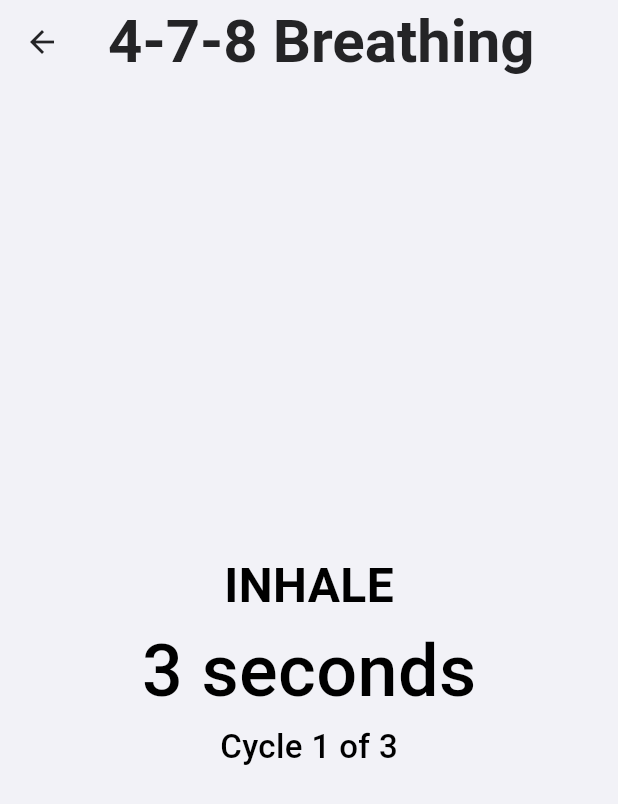
After one commit to jamesdeal89/UniCare, a Flutter app: the InhaleView screen opened directly, after a tap on "4-7-8 Breathing", on a phone screen of 412 x 824 dp. The commit adds this screen. Shown: the top 804 px of the screen. Run offline on Flutter 3.47's test engine with Material 3 defaults, Android fonts, the phone set to English and light mode, and no system bars; our stand-ins replace firebase_auth, firebase_core, fl_chart, sqflite; accounts and stored records are empty.

Commit message:
Refactored files and cleaned up formatting

```diff
--- a/team_31_health_app/lib/views/main/mainPage.dart
+++ b/team_31_health_app/lib/views/main/mainPage.dart
@@ -6,7 +6,7 @@ import 'package:team_31_health_app/views/main/subviews/games/gamesView.dart';
 import 'package:team_31_health_app/views/main/subviews/helpView.dart';
 import 'package:team_31_health_app/views/main/subviews/journalView.dart';
 import 'package:team_31_health_app/views/main/subviews/games/mordleView.dart';
-import 'package:team_31_health_app/views/main/subviews/games/inhailView.dart';
+import 'package:team_31_health_app/views/main/subviews/games/inhaleView.dart';
 import 'package:team_31_health_app/views/main/subviews/profile/profileView.dart';
 
 class MainPage extends StatefulWidget {
@@ -33,7 +33,7 @@ class _MainPageState extends State<MainPage> {
       const GamesView(),
       const ProfileView(),
       const MordleView(),
-      const InhailView(),
+      const InhaleView(),
     ];
   }
 
--- a/team_31_health_app/lib/views/main/subviews/games/gamesView.dart
+++ b/team_31_health_app/lib/views/main/subviews/games/gamesView.dart
@@ -1,7 +1,7 @@
 import 'dart:math';
 import 'package:flutter/material.dart';
 import 'package:team_31_health_app/views/main/subviews/games/mordleView.dart';
-import 'package:team_31_health_app/views/main/subviews/games/inhailView.dart';
+import 'package:team_31_health_app/views/main/subviews/games/inhaleView.dart';
 
 class GamesView extends StatefulWidget {
   const GamesView({super.key});
@@ -22,11 +22,8 @@ class _GamesViewState extends State<GamesView> {
             mainAxisAlignment: MainAxisAlignment.start,
             crossAxisAlignment: CrossAxisAlignment.stretch,
             children: [
-
               Card(
-
-
-                margin: EdgeInsets.only(bottom:16),
+                  margin: EdgeInsets.only(bottom: 16),
                   shape: RoundedRectangleBorder(
                     borderRadius: BorderRadius.circular(12),
                   ),
@@ -54,14 +51,10 @@ class _GamesViewState extends State<GamesView> {
                               ),
                             ),
                           ),
-                  ],)
-                  )
-              ),
-
+                        ],
+                      ))),
               Card(
-
-
-                margin: EdgeInsets.only(bottom:16),
+                  margin: EdgeInsets.only(bottom: 16),
                   shape: RoundedRectangleBorder(
                     borderRadius: BorderRadius.circular(12),
                   ),
@@ -77,23 +70,20 @@ class _GamesViewState extends State<GamesView> {
                               onTap: () {
                                 Navigator.push(
                                   context,
-                              MaterialPageRoute(builder: (context) => const InhailView()),
+                                  MaterialPageRoute(builder: (context) => const InhaleView()),
                                 );
                               },
                               child: Column(
                                 crossAxisAlignment: CrossAxisAlignment.start,
                                 children: const [
-                              Text("Inhail", style: TextStyle(fontSize: 30, fontWeight: FontWeight.bold)),
-
+                                  Text("Inhale", style: TextStyle(fontSize: 30, fontWeight: FontWeight.bold)),
                                   Text("Breathing excercises for stress and anxiety"),
                                 ],
                               ),
                             ),
                           ),
-                  ],)
-                  )
-              ),
-
+                        ],
+                      ))),
             ],
           ),
         ),
--- /dev/null
+++ b/team_31_health_app/lib/views/main/subviews/games/inhaleView.dart
@@ -0,0 +1,256 @@
+import 'package:flutter/material.dart';
+import 'dart:async';
+
+class InhaleView extends StatefulWidget {
+  const InhaleView({super.key});
+
+  @override
+  State<InhaleView> createState() => _InhaleViewState();
+}
+
+class BreathingExercise {
+  final int inhale;
+  final int hold;
+  final int exhale;
+  final int cycles;
+  final String name;
+  BreathingExercise({required this.inhale, required this.hold, required this.exhale, required this.cycles, required this.name});
+}
+
+class _InhaleViewState extends State<InhaleView> {
+  @override
+  Widget build(BuildContext context) {
+    return Scaffold(
+        appBar: AppBar(
+          backgroundColor: Theme.of(context).colorScheme.surface,
+          foregroundColor: Theme.of(context).colorScheme.primary,
+          iconTheme: IconThemeData(color: Theme.of(context).colorScheme.onSurface),
+          title: Text(
+            "Inhale",
+            style: Theme.of(context).textTheme.titleLarge?.copyWith(
+                  color: Theme.of(context).colorScheme.onPrimary,
+                ),
+          ),
+          centerTitle: true,
+          elevation: 0,
+        ),
+        body: SafeArea(
+            child: Padding(
+          padding: const EdgeInsets.all(16.0),
+          child: Column(mainAxisAlignment: MainAxisAlignment.start, crossAxisAlignment: CrossAxisAlignment.stretch, children: [
+            Card(
+                margin: EdgeInsets.only(bottom: 16),
+                shape: RoundedRectangleBorder(
+                  borderRadius: BorderRadius.circular(12),
+                ),
+                elevation: 5,
+                child: Container(
+                    margin: const EdgeInsets.all(20),
+                    child: Row(
+                      children: [
+                        Expanded(
+                          flex: 8,
+                          child: InkWell(
+                            onTap: () {
+                              Navigator.push(
+                                context,
+                                MaterialPageRoute(
+                                    builder: (context) => InhaleSession(
+                                          exercise: BreathingExercise(inhale: 6, hold: 0, exhale: 6, cycles: 5, name: 'Coherent Breathing'),
+                                        )),
+                              );
+                            },
+                            child: Column(
+                              crossAxisAlignment: CrossAxisAlignment.start,
+                              children: [
+                                Text("Coherent Breathing", style: TextStyle(fontSize: 30, fontWeight: FontWeight.bold)),
+                                Text("Relieves stress and anxiety"),
+                              ],
+                            ),
+                          ),
+                        ),
+                      ],
+                    ))),
+            Card(
+                margin: EdgeInsets.only(bottom: 16),
+                shape: RoundedRectangleBorder(
+                  borderRadius: BorderRadius.circular(12),
+                ),
+                elevation: 5,
+                child: Container(
+                    margin: const EdgeInsets.all(20),
+                    child: Row(
+                      children: [
+                        Expanded(
+                          flex: 8,
+                          child: InkWell(
+                            onTap: () {
+                              Navigator.push(
+                                context,
+                                MaterialPageRoute(
+                                    builder: (context) => InhaleSession(
+                                          exercise: BreathingExercise(inhale: 4, hold: 4, exhale: 4, cycles: 5, name: 'Box Breathing'),
+                                        )),
+                              );
+                            },
+                            child: Column(
+                              crossAxisAlignment: CrossAxisAlignment.start,
+                              children: const [
+                                Text("Box Breathing", style: TextStyle(fontSize: 30, fontWeight: FontWeight.bold)),
+                                Text("Reduce stress, enhance focus"),
+                              ],
+                            ),
+                          ),
+                        ),
+                      ],
+                    ))),
+            Card(
+                margin: EdgeInsets.only(bottom: 16),
+                shape: RoundedRectangleBorder(
+                  borderRadius: BorderRadius.circular(12),
+                ),
+                elevation: 5,
+                child: Container(
+                    margin: const EdgeInsets.all(20),
+                    child: Row(
+                      children: [
+                        Expanded(
+                          flex: 8,
+                          child: InkWell(
+                            onTap: () {
+                              Navigator.push(
+                                context,
+                                MaterialPageRoute(
+                                    builder: (context) => InhaleSession(
+                                          exercise: BreathingExercise(inhale: 4, hold: 7, exhale: 8, cycles: 3, name: '4-7-8 Breathing'),
+                                        )),
+                              );
+                            },
+                            child: Column(
+                              crossAxisAlignment: CrossAxisAlignment.start,
+                              children: const [
+                                Text("4-7-8 Breathing", style: TextStyle(fontSize: 30, fontWeight: FontWeight.bold)),
+                                Text("Promotes Relaxation"),
+                              ],
+                            ),
+                          ),
+                        ),
+                      ],
+                    ))),
+          ]), //Scaffold
+        )));
+  }
+}
+
+class InhaleSession extends StatefulWidget {
+  final BreathingExercise exercise;
+
+  const InhaleSession({super.key, required this.exercise});
+
+  @override
+  State<InhaleSession> createState() => _InhaleSessionState();
+}
+
+class _InhaleSessionState extends State<InhaleSession> {
+  late int timeLeft;
+  late Timer timer;
+  String phase = 'INHALE';
+  int cyclesCompleted = 0;
+  late int maxCycles;
+
+  @override
+  void initState() {
+    super.initState();
+    timeLeft = widget.exercise.inhale;
+    maxCycles = widget.exercise.cycles;
+    startTimer();
+  }
+
+  void startTimer() {
+    timer = Timer.periodic(const Duration(seconds: 1), (Timer t) {
+      setState(() {
+        if (timeLeft > 0) {
+          timeLeft--;
+        } else {
+          nextPhase();
+        }
+      });
+    });
+  }
+
+  void nextPhase() {
+    if (phase == 'INHALE') {
+      if (widget.exercise.hold > 0) {
+        phase = 'HOLD';
+        timeLeft = widget.exercise.hold;
+      } else {
+        phase = 'EXHALE';
+        timeLeft = widget.exercise.exhale;
+      }
+    } else if (phase == 'HOLD') {
+      phase = 'EXHALE';
+      timeLeft = widget.exercise.exhale;
+    } else if (phase == 'EXHALE') {
+      cyclesCompleted++;
+      if (cyclesCompleted < maxCycles) {
+        phase = 'INHALE';
+        timeLeft = widget.exercise.inhale;
+      } else {
+        timer.cancel();
+        phase = 'DONE';
+      }
+    }
+  }
+
+  @override
+  void dispose() {
+    timer.cancel();
+    super.dispose();
+  }
+
+  @override
+  Widget build(BuildContext context) {
+    return Scaffold(
+      appBar: AppBar(title: Text(widget.exercise.name)),
+      body: Center(
+          child: phase == 'DONE'
+              ? Column(
+                  mainAxisAlignment: MainAxisAlignment.center,
+                  children: [
+                    const Text("Session Complete", style: TextStyle(fontSize: 36)),
+                    ElevatedButton(
+                      onPressed: () {
+                        setState(() {
+                          cyclesCompleted = 0;
+                          phase = 'INHALE';
+                          timeLeft = widget.exercise.inhale;
+                          startTimer();
+                        });
+                      },
+                      child: const Text("Start Again"),
+                    ),
+                    ElevatedButton(
+                      onPressed: () => Navigator.pop(context),
+                      child: const Text("Back to Menu"),
+                    ),
+                  ],
+                )
+              : Column(
+                  mainAxisAlignment: MainAxisAlignment.center,
+                  children: [
+                    Text(
+                      phase,
+                      style: const TextStyle(fontSize: 32, fontWeight: FontWeight.bold),
+                    ),
+                    Text(
+                      '$timeLeft seconds',
+                      style: const TextStyle(fontSize: 48),
+                    ),
+                    Text('Cycle ${cyclesCompleted + 1} of $maxCycles'),
+                  ],
+                )
+          // Add a fallback widget for other phases
+          ),
+    );
+  }
+}
--- a/team_31_health_app/lib/views/main/subviews/games/mordleView.dart
+++ b/team_31_health_app/lib/views/main/subviews/games/mordleView.dart
@@ -51,6 +51,7 @@ class _MordleViewState extends State<MordleView> {
       appBar: AppBar(
         backgroundColor: Theme.of(context).colorScheme.surface,
         foregroundColor: Theme.of(context).colorScheme.primary,
+        iconTheme: IconThemeData(color: Theme.of(context).colorScheme.onSurface),
         title: Text(
           "Mordle",
           style: Theme.of(context).textTheme.titleLarge?.copyWith(
@@ -145,7 +146,7 @@ class _MordleViewState extends State<MordleView> {
       final keyWidth = (constraints.maxWidth - 24) / 10;
 
       return SingleChildScrollView(
-        child: Column(
+          child: Column(
         children: [
           Padding(
             padding: const EdgeInsets.symmetric(vertical: 4),
```
Also changed, not shown: team_31_health_app/lib/views/main/subviews/games/inhailView.dart (deleted, +0 -287 lines). Lines whose indentation alone changed are shown as unchanged.
